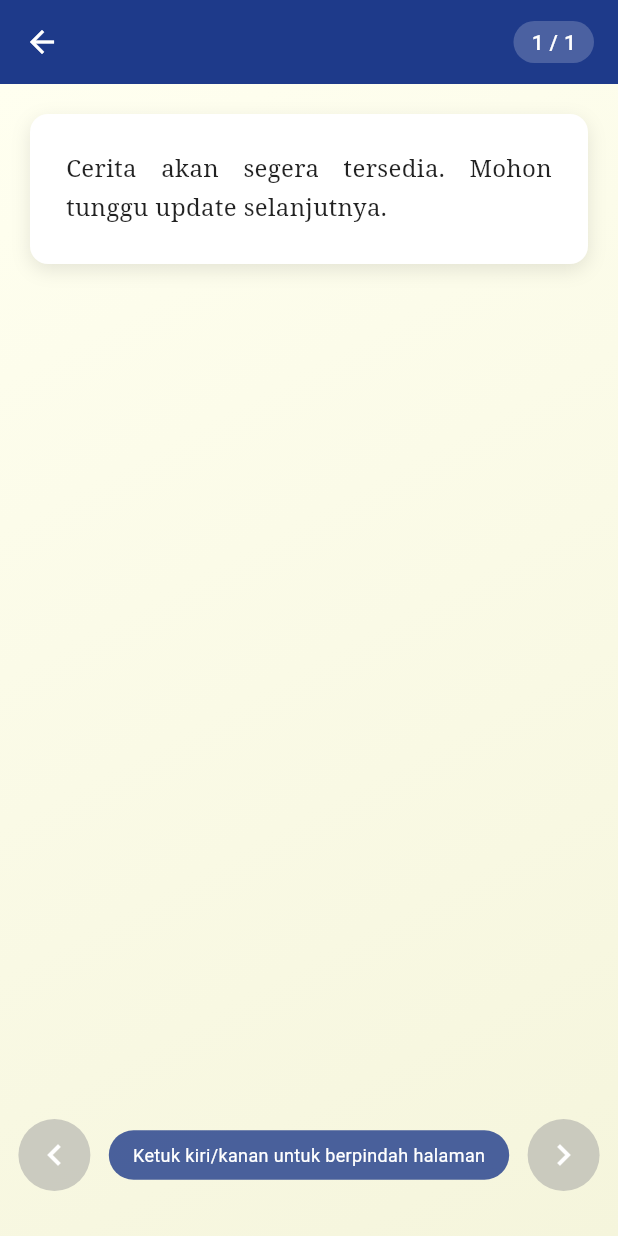
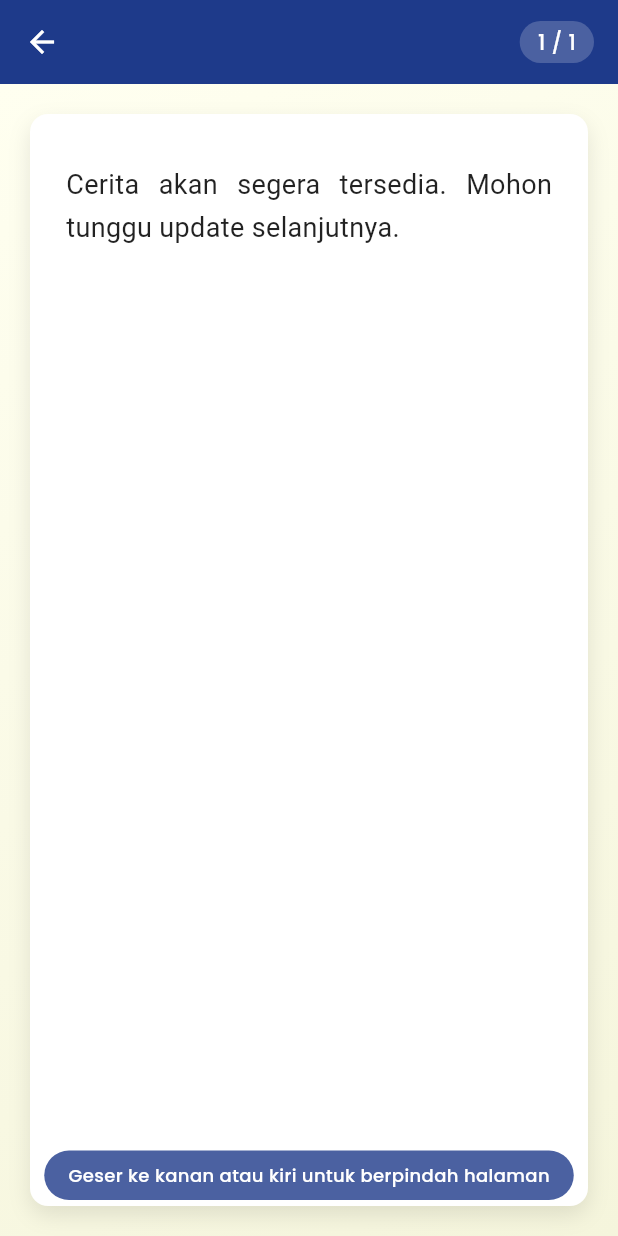
Before and after one commit to Rendyprobe/Novelina, a Flutter app: the NovelReaderScreen screen opened directly with empty values, on a phone screen of 412 x 824 dp. Run offline on Flutter 3.47's test engine with Material 3 defaults, Android fonts, the phone set to English and light mode, and no system bars; our stand-ins replace device_info_plus, flutter_rating_bar, getwidget, google_fonts, shared_preferences; accounts and stored records are empty; Roboto replaces fonts that are missing (Literata).

Commit message:
tambah library google-font

```diff
--- a/lib/screens/home/novel_reader_screen.dart
+++ b/lib/screens/home/novel_reader_screen.dart
@@ -1,137 +1,172 @@
 import 'package:flutter/material.dart';
 import 'package:flutter/services.dart';
+import 'package:google_fonts/google_fonts.dart';
+
 import '../../core/app_colors.dart';
 import '../../models/novel_model.dart';
 import '../../services/story_service.dart';
 
 class NovelReaderScreen extends StatefulWidget {
+  const NovelReaderScreen({super.key, required this.novel});
+
   final Novel novel;
-
-  const NovelReaderScreen({
-    super.key,
-    required this.novel,
-  });
 
   @override
   State<NovelReaderScreen> createState() => _NovelReaderScreenState();
 }
 
-class _NovelReaderScreenState extends State<NovelReaderScreen>
-    with TickerProviderStateMixin {
-  late PageController _pageController;
-  late AnimationController _flipController;
-  late Animation<double> _flipAnimation;
+class _NovelReaderScreenState extends State<NovelReaderScreen> {
+  static const EdgeInsets _pageMargin = EdgeInsets.all(20);
+  static const EdgeInsets _pagePadding = EdgeInsets.symmetric(
+    horizontal: 24,
+    vertical: 32,
+  );
 
-  List<String> pages = [];
-  int currentPageIndex = 0;
-  bool isFlipping = false;
-  String storyContent = '';
+  late final PageController _pageController;
+
+  String _storyContent = '';
+  List<String> _pages = [];
+  int _currentPageIndex = 0;
+  Size? _lastCalculatedSize;
+  bool _isPaginating = false;
+
+  TextStyle get _pageTextStyle =>
+      GoogleFonts.literata(fontSize: 18, height: 1.6, color: Colors.black87);
 
   @override
   void initState() {
     super.initState();
     _pageController = PageController();
-    _flipController = AnimationController(
-      duration: const Duration(milliseconds: 600),
-      vsync: this,
-    );
-    _flipAnimation = Tween<double>(
-      begin: 0.0,
-      end: 1.0,
-    ).animate(CurvedAnimation(
-      parent: _flipController,
-      curve: Curves.easeInOut,
-    ));
-
     _loadStoryContent();
   }
 
-  void _loadStoryContent() async {
+  Future<void> _loadStoryContent() async {
     try {
-      String content = await StoryService.loadStoryById(widget.novel.id);
+      final content = await StoryService.loadStoryById(widget.novel.id);
+      if (!mounted) return;
       setState(() {
-        storyContent = content;
-        pages = _splitContentIntoPages(content);
+        _storyContent = content;
+        _pages = [];
+        _lastCalculatedSize = null;
       });
-    } catch (e) {
+    } catch (_) {
+      if (!mounted) return;
       setState(() {
-        storyContent = widget.novel.content;
-        pages = _splitContentIntoPages(widget.novel.content);
+        _storyContent = widget.novel.content;
+        _pages = [];
+        _lastCalculatedSize = null;
       });
     }
   }
 
-  List<String> _splitContentIntoPages(String content) {
-    List<String> paragraphs = content.split('\n\n');
-    List<String> pagesList = [];
-    String currentPage = '';
+  void _ensurePagination(Size availableSize, TextStyle textStyle) {
+    if (_storyContent.isEmpty) return;
+    if (availableSize.width <= 0 || availableSize.height <= 0) return;
+    if (_isPaginating) return;
+    if (_lastCalculatedSize == availableSize && _pages.isNotEmpty) return;
 
-    for (String paragraph in paragraphs) {
-      if (paragraph.trim().isEmpty) continue;
-
-      // Estimasi karakter per halaman (sekitar 1000 karakter)
-      if (currentPage.length + paragraph.length > 1000 && currentPage.isNotEmpty) {
-        pagesList.add(currentPage.trim());
-        currentPage = '$paragraph\n\n';
-      } else {
-        currentPage = '$currentPage$paragraph\n\n';
-      }
+    _isPaginating = true;
+    WidgetsBinding.instance.addPostFrameCallback((_) {
+      if (!mounted) {
+        _isPaginating = false;
+        return;
       }
 
-    if (currentPage.trim().isNotEmpty) {
-      pagesList.add(currentPage.trim());
+      final newPages = _paginateContent(
+        _storyContent,
+        availableSize,
+        textStyle,
+      );
+
+      setState(() {
+        _pages = newPages;
+        _currentPageIndex = _pages.isEmpty
+            ? 0
+            : _currentPageIndex.clamp(0, _pages.length - 1);
+        _lastCalculatedSize = availableSize;
+        _isPaginating = false;
+      });
+
+      if (_pageController.hasClients && _pages.isNotEmpty) {
+        _pageController.jumpToPage(_currentPageIndex);
+      }
+    });
   }
 
-    return pagesList;
+  List<String> _paginateContent(String content, Size size, TextStyle style) {
+    String remaining = content.replaceAll('\r\n', '\n').trimLeft();
+    if (remaining.isEmpty) {
+      return <String>[];
     }
 
-  void _nextPage() {
-    if (currentPageIndex < pages.length - 1 && !isFlipping) {
-      setState(() {
-        isFlipping = true;
-      });
+    final painter = TextPainter(
+      textDirection: TextDirection.ltr,
+      textAlign: TextAlign.justify,
+      maxLines: null,
+    );
 
-      _flipController.forward().then((_) {
-        setState(() {
-          currentPageIndex++;
-          isFlipping = false;
-        });
-        _flipController.reset();
-      });
+    final pages = <String>[];
+    final whitespacePattern = RegExp(r'\s');
 
-      HapticFeedback.lightImpact();
-    }
+    while (remaining.isNotEmpty) {
+      painter.text = TextSpan(text: remaining, style: style);
+      painter.layout(maxWidth: size.width);
+
+      if (painter.height <= size.height || remaining.length <= 1) {
+        pages.add(remaining.trim());
+        break;
       }
 
-  void _previousPage() {
-    if (currentPageIndex > 0 && !isFlipping) {
-      setState(() {
-        isFlipping = true;
-      });
+      final position = painter.getPositionForOffset(
+        Offset(size.width, size.height),
+      );
 
-      _flipController.forward().then((_) {
-        setState(() {
-          currentPageIndex--;
-          isFlipping = false;
-        });
-        _flipController.reset();
-      });
+      var end = position.offset;
 
-      HapticFeedback.lightImpact();
+      if (end <= 0) {
+        end = remaining.length;
       }
+      if (end >= remaining.length) {
+        pages.add(remaining.trim());
+        break;
+      }
+
+      var safeEnd = end;
+      while (safeEnd > 0 &&
+          safeEnd <= remaining.length &&
+          !whitespacePattern.hasMatch(remaining[safeEnd - 1])) {
+        safeEnd--;
+      }
+
+      if (safeEnd <= 0 || safeEnd == end) {
+        safeEnd = end;
+      }
+
+      final pageText = remaining.substring(0, safeEnd).trimRight();
+      if (pageText.isEmpty) {
+        pages.add(remaining.trim());
+        break;
+      }
+
+      pages.add(pageText);
+      remaining = remaining.substring(safeEnd).trimLeft();
+    }
+
+    return pages;
   }
 
   @override
   void dispose() {
     _pageController.dispose();
-    _flipController.dispose();
     super.dispose();
   }
 
   @override
   Widget build(BuildContext context) {
+    final textStyle = _pageTextStyle;
+
     return Scaffold(
-      backgroundColor: const Color(0xFFF5F5DC), // Warna kertas lama
+      backgroundColor: const Color(0xFFF5F5DC),
       appBar: AppBar(
         backgroundColor: AppColors.primaryBlue,
         elevation: 0,
@@ -141,12 +176,13 @@ class _NovelReaderScreenState extends State<NovelReaderScreen>
         ),
         title: Text(
           widget.novel.title,
-          style: const TextStyle(
+          style: GoogleFonts.poppins(
             color: Colors.white,
             fontWeight: FontWeight.w600,
           ),
         ),
         actions: [
+          if (_pages.isNotEmpty)
             Container(
               margin: const EdgeInsets.only(right: 16, top: 8, bottom: 8),
               padding: const EdgeInsets.symmetric(horizontal: 12, vertical: 4),
@@ -155,8 +191,8 @@ class _NovelReaderScreenState extends State<NovelReaderScreen>
                 borderRadius: BorderRadius.circular(20),
               ),
               child: Text(
-              '${currentPageIndex + 1} / ${pages.length}',
-              style: const TextStyle(
+                '${_currentPageIndex + 1} / ${_pages.length}',
+                style: GoogleFonts.poppins(
                   color: Colors.white,
                   fontSize: 14,
                   fontWeight: FontWeight.w500,
@@ -165,147 +201,118 @@ class _NovelReaderScreenState extends State<NovelReaderScreen>
             ),
         ],
       ),
-      body: pages.isEmpty
+      body: SafeArea(
+        top: false,
+        child: _storyContent.isEmpty
             ? const Center(
+                child: CircularProgressIndicator(color: AppColors.primaryBlue),
+              )
+            : LayoutBuilder(
+                builder: (context, constraints) {
+                  final availableWidth =
+                      constraints.maxWidth -
+                      _pageMargin.horizontal -
+                      _pagePadding.horizontal;
+                  final availableHeight =
+                      constraints.maxHeight -
+                      _pageMargin.vertical -
+                      _pagePadding.vertical;
+
+                  if (availableWidth > 0 && availableHeight > 0) {
+                    _ensurePagination(
+                      Size(availableWidth, availableHeight),
+                      textStyle,
+                    );
+                  }
+
+                  if (_pages.isEmpty) {
+                    return const Center(
                       child: CircularProgressIndicator(
                         color: AppColors.primaryBlue,
                       ),
-          )
-        : GestureDetector(
-            onTapUp: (details) {
-              final screenWidth = MediaQuery.of(context).size.width;
-              if (details.localPosition.dx > screenWidth / 2) {
-                _nextPage();
-              } else {
-                _previousPage();
+                    );
                   }
-            },
-            child: SizedBox.expand(
-              child: Stack(
+
+                  return Stack(
                     children: [
-                  // Background dengan efek kertas
                       Container(
                         decoration: const BoxDecoration(
                           gradient: LinearGradient(
                             begin: Alignment.topLeft,
                             end: Alignment.bottomRight,
-                        colors: [
-                          Color(0xFFFFFFF0), // Ivory
-                          Color(0xFFF5F5DC), // Beige
-                        ],
+                            colors: [Color(0xFFFFFFF0), Color(0xFFF5F5DC)],
                           ),
                         ),
                       ),
-
-                  // Halaman utama
-                  AnimatedBuilder(
-                    animation: _flipAnimation,
-                    builder: (context, child) {
-                      return Transform(
-                        alignment: Alignment.centerRight,
-                        transform: Matrix4.identity()
-                          ..setEntry(3, 2, 0.001)
-                          ..rotateY(-_flipAnimation.value * 0.5),
+                      PageView.builder(
+                        controller: _pageController,
+                        itemCount: _pages.length,
+                        onPageChanged: (index) {
+                          setState(() {
+                            _currentPageIndex = index;
+                          });
+                          HapticFeedback.lightImpact();
+                        },
+                        physics: const BouncingScrollPhysics(),
+                        itemBuilder: (context, index) {
+                          return Center(
                             child: Container(
-                          margin: const EdgeInsets.all(20),
-                          padding: const EdgeInsets.all(24),
+                              margin: _pageMargin,
+                              padding: _pagePadding,
                               decoration: BoxDecoration(
                                 color: Colors.white,
                                 borderRadius: BorderRadius.circular(12),
                                 boxShadow: [
                                   BoxShadow(
                                     color: Colors.black.withValues(alpha: 0.1),
-                                blurRadius: 10,
-                                offset: const Offset(0, 4),
+                                    blurRadius: 12,
+                                    offset: const Offset(0, 6),
                                   ),
                                 ],
                               ),
-                          child: SingleChildScrollView(
-                            child: Column(
-                              crossAxisAlignment: CrossAxisAlignment.start,
-                              children: [
-                                Text(
-                                  pages[currentPageIndex],
-                                  style: const TextStyle(
-                                    fontSize: 16,
-                                    height: 1.6,
-                                    color: Colors.black87,
-                                    fontFamily: 'serif',
-                                  ),
+                              child: SizedBox(
+                                width: double.infinity,
+                                height: double.infinity,
+                                child: Text(
+                                  _pages[index],
+                                  style: textStyle,
                                   textAlign: TextAlign.justify,
-                                ),
-                              ],
                                 ),
                               ),
                             ),
                           );
                         },
                       ),
-
-                  // Indikator navigasi
                       Positioned(
-                    bottom: 30,
+                        bottom: 24,
                         left: 0,
                         right: 0,
-                    child: Row(
-                      mainAxisAlignment: MainAxisAlignment.spaceEvenly,
-                      children: [
-                        Container(
-                          decoration: BoxDecoration(
-                            color: currentPageIndex > 0
-                              ? AppColors.primaryBlue.withValues(alpha: 0.8)
-                              : Colors.grey.withValues(alpha: 0.5),
-                            borderRadius: BorderRadius.circular(25),
-                          ),
-                          child: IconButton(
-                            onPressed: currentPageIndex > 0 ? _previousPage : null,
-                            icon: const Icon(
-                              Icons.chevron_left,
-                              color: Colors.white,
-                              size: 28,
-                            ),
-                          ),
-                        ),
-                        Container(
+                        child: Center(
+                          child: Container(
                             padding: const EdgeInsets.symmetric(
                               horizontal: 16,
                               vertical: 8,
                             ),
                             decoration: BoxDecoration(
-                            color: AppColors.primaryBlue.withValues(alpha: 0.8),
+                              color: AppColors.primaryBlue.withValues(
+                                alpha: 0.8,
+                              ),
                               borderRadius: BorderRadius.circular(20),
                             ),
-                          child: const Text(
-                            'Ketuk kiri/kanan untuk berpindah halaman',
-                            style: TextStyle(
+                            child: Text(
+                              'Geser ke kanan atau kiri untuk berpindah halaman',
+                              style: GoogleFonts.poppins(
                                 color: Colors.white,
                                 fontSize: 12,
+                                fontWeight: FontWeight.w500,
                               ),
                             ),
-                        ),
-                        Container(
-                          decoration: BoxDecoration(
-                            color: currentPageIndex < pages.length - 1
-                              ? AppColors.primaryBlue.withValues(alpha: 0.8)
-                              : Colors.grey.withValues(alpha: 0.5),
-                            borderRadius: BorderRadius.circular(25),
-                          ),
-                          child: IconButton(
-                            onPressed: currentPageIndex < pages.length - 1
-                              ? _nextPage
-                              : null,
-                            icon: const Icon(
-                              Icons.chevron_right,
-                              color: Colors.white,
-                              size: 28,
                           ),
                         ),
                       ),
                     ],
-                    ),
-                  ),
-                ],
-              ),
+                  );
+                },
               ),
       ),
     );
--- a/pubspec.yaml
+++ b/pubspec.yaml
@@ -8,6 +8,7 @@ dependencies:
   flutter:
     sdk: flutter
   shared_preferences: ^2.5.3
+  google_fonts: ^6.2.1
   cupertino_icons: ^1.0.2
   flutter_rating_bar: ^4.0.1
   getwidget: ^7.0.0
```
Also changed, not shown: pubspec.lock, 1 other file. Lines whose indentation alone changed are shown as unchanged.
